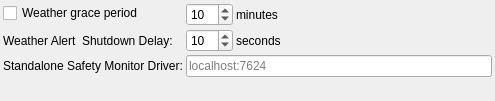
Old version of the form kstars/ekos/scheduler/opsweathersettings.ui in the repository KDE/kstars.
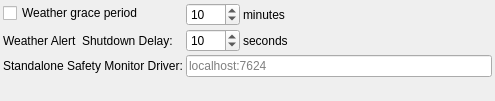
New version of the form.

Commit message: Extend maximum values to give more flexibility

```diff
--- a/kstars/ekos/scheduler/opsweathersettings.ui
+++ b/kstars/ekos/scheduler/opsweathersettings.ui
@@ -55,7 +55,10 @@
           <number>1</number>
          </property>
          <property name="maximum">
-          <number>120</number>
+          <number>1440</number>
+         </property>
+         <property name="singleStep">
+          <number>10</number>
          </property>
          <property name="value">
           <number>10</number>
@@ -99,7 +102,7 @@
        <item>
         <widget class="QSpinBox" name="kcfg_SchedulerWeatherShutdownDelay">
          <property name="maximum">
-          <number>900</number>
+          <number>1440</number>
          </property>
          <property name="value">
           <number>10</number>
```
